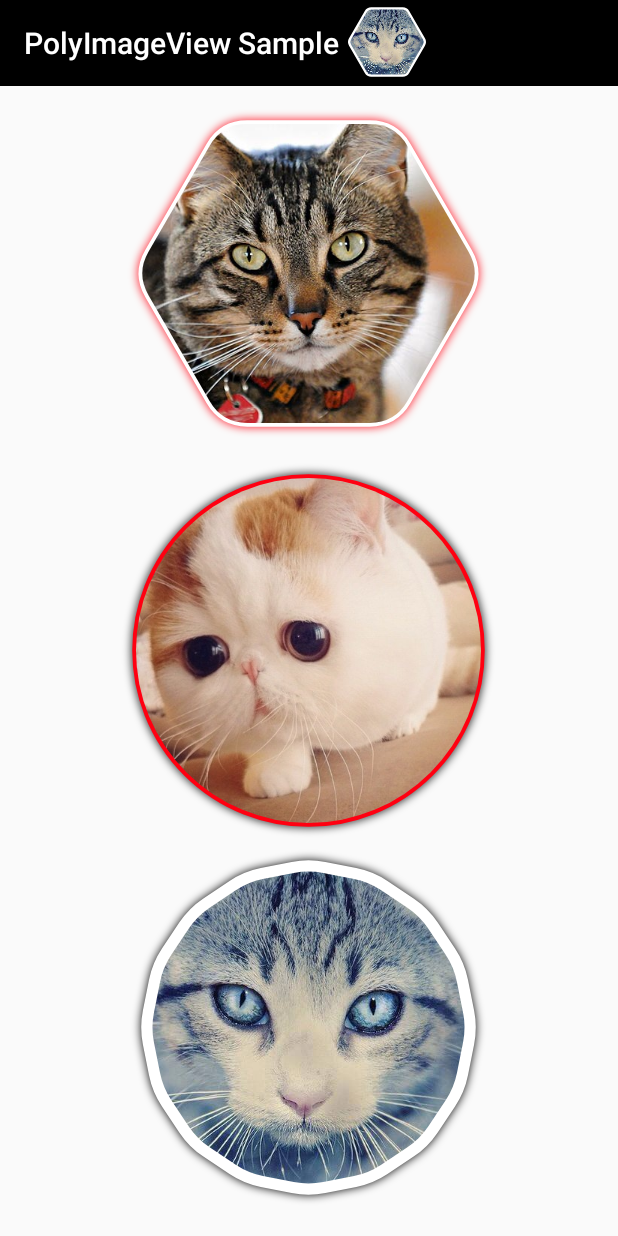
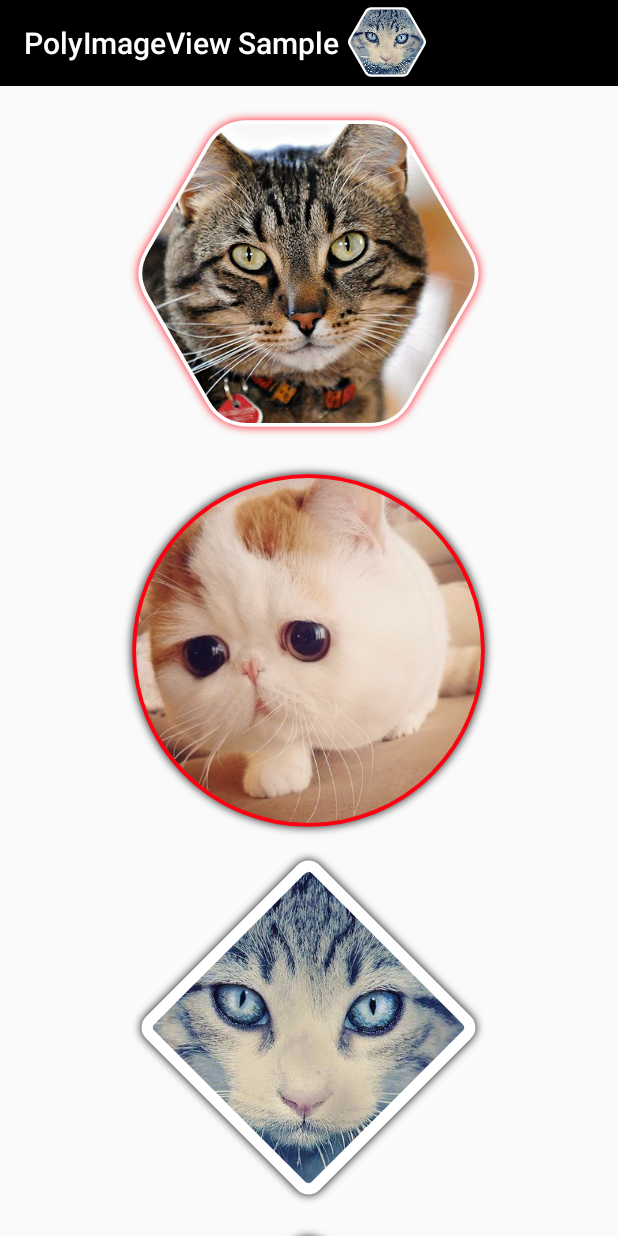
Before and after one commit to AlbertGrobas/PolygonImageView, an Android app: the screen it shows after launch (SampleActivity), on a phone screen of 412 x 824 dp. Run offline under Robolectric (Android 15) with nearby library versions, the phone set to English and light mode, and no system bars; pictures from the network do not load.

Commit message:
Improves examples screenshots

```diff
--- a/polygonimageview/src/main/java/net/grobas/shapes/BasePolygonShape.java
+++ b/polygonimageview/src/main/java/net/grobas/shapes/BasePolygonShape.java
@@ -5,7 +5,7 @@ import android.graphics.Path;
 /**
  * Base abstract class for implementation shape interface
  */
-abstract public class BasePolygonShape implements PolygonShape {
+public abstract class BasePolygonShape implements PolygonShape {
 
     private Path mPath;
     private PolygonShapeSpec polygonShapeSpec;
@@ -72,6 +72,6 @@ abstract public class BasePolygonShape implements PolygonShape {
      * @param nextX next point x
      * @param nextY next point y
      */
-    protected abstract void addEffect(float currentX, float currentY, float nextX, float nextY);
+    abstract protected void addEffect(float currentX, float currentY, float nextX, float nextY);
 
 }
--- a/sample/src/main/res/layout/activity_sample.xml
+++ b/sample/src/main/res/layout/activity_sample.xml
@@ -70,16 +70,22 @@
                 app:poly_border="true"
                 app:poly_border_color="@android:color/white"
                 app:poly_border_width="15dp"
-                app:poly_corner_radius="15"
-                app:poly_rotation_angle="270"
+                app:poly_corner_radius="5"
+                app:poly_rotation_angle="90"
                 app:poly_shadow="true"
-                app:poly_vertices="16" />
+                app:poly_vertices="4" />
 
             <net.grobas.view.PolygonImageView
                 android:layout_width="250dp"
                 android:layout_height="250dp"
+                android:src="@drawable/cat04"
+                app:poly_border="true"
+                app:poly_border_color="@android:color/white"
+                app:poly_border_width="15dp"
+                app:poly_corner_radius="5"
+                app:poly_rotation_angle="90"
                 app:poly_shadow="true"
-                android:src="@drawable/cat04" />
+                app:poly_vertices="6"/>
 
             <net.grobas.view.PolygonImageView
                 android:layout_width="250dp"
```
Also changed, not shown: 5 other files.
